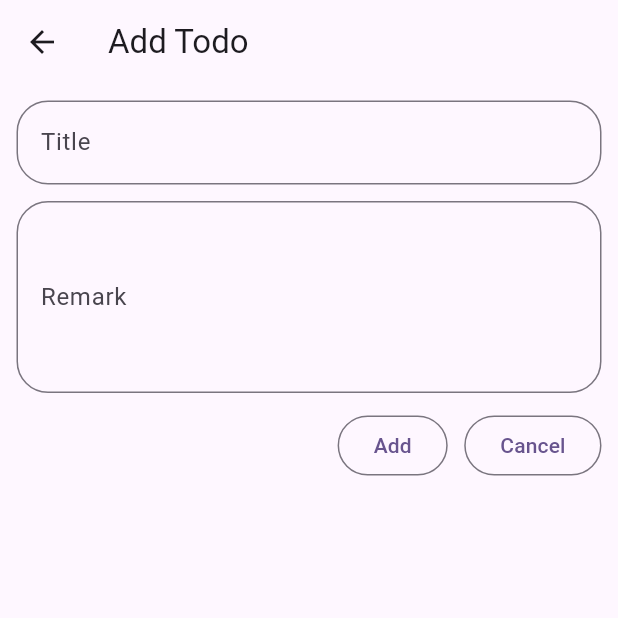
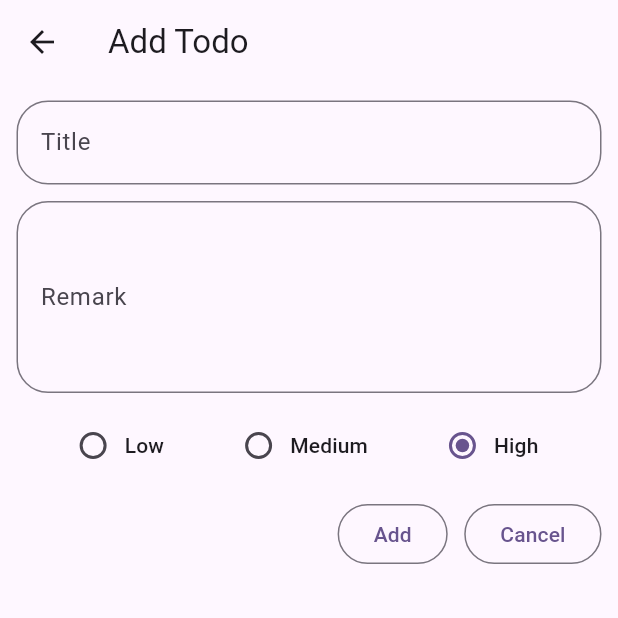
Before and after one commit to raunak2909/todo_cubit_464, a Flutter app: the AddTodoPage screen opened directly, on a phone screen of 412 x 824 dp, the top half of it. Run offline on Flutter 3.47's test engine with Material 3 defaults, Android fonts, the phone set to English and light mode, and no system bars; our stand-ins replace flutter_bloc, sqflite; accounts and stored records are empty.

Commit message:
todo app completed with cubit and db

```diff
--- a/lib/add_todo_page.dart
+++ b/lib/add_todo_page.dart
@@ -5,6 +5,19 @@ import 'package:todo_cubit_464/db_helper.dart';
 import 'package:todo_cubit_464/todo_model.dart';
 
 class AddTodoPage extends StatefulWidget {
+  bool isUpdate;
+  String title, remark;
+  int? id;
+  int priority;
+
+  AddTodoPage({
+    this.isUpdate = false,
+    this.title = "",
+    this.remark = "",
+    this.id,
+    this.priority = 2,
+  });
+
   @override
   State<AddTodoPage> createState() => _AddTodoPageState();
 }
@@ -16,6 +29,9 @@ class _AddTodoPageState extends State<AddTodoPage> {
 
   DBHelper? dbHelper;
 
+  int selectedPriority = 2;
+  List<String> mPriority = ["Low", "Medium", "High"];
+
   @override
   void initState() {
     super.initState();
@@ -24,8 +40,14 @@ class _AddTodoPageState extends State<AddTodoPage> {
 
   @override
   Widget build(BuildContext context) {
+    if (widget.isUpdate) {
+      titleController.text = widget.title;
+      remarkController.text = widget.remark;
+      selectedPriority = widget.priority;
+    }
+
     return Scaffold(
-      appBar: AppBar(title: Text('Add Todo')),
+      appBar: AppBar(title: Text('${widget.isUpdate ? 'Update' : 'Add'} Todo')),
       body: Padding(
         padding: const EdgeInsets.all(11.0),
         child: Column(
@@ -54,22 +76,51 @@ class _AddTodoPageState extends State<AddTodoPage> {
               ),
             ),
             SizedBox(height: 11),
+            StatefulBuilder(
+              builder: (context, ss) {
+                return Row(
+                  mainAxisAlignment: MainAxisAlignment.spaceEvenly,
+                  children: List.generate(mPriority.length, (index){
+                    return RadioMenuButton(
+                      value: index,
+                      groupValue: selectedPriority,
+                      onChanged: (value){
+                        selectedPriority = value ?? 0;
+                        ss((){});
+                      },
+                      child: Text(mPriority[index]),
+                    );
+                  }),
+                );
+              }
+            ),
+            SizedBox(height: 11),
             Row(
               mainAxisAlignment: MainAxisAlignment.end,
               children: [
                 OutlinedButton(
                   onPressed: () async {
+                    if (widget.isUpdate) {
+                      context.read<DBCubit>().updateTodo(
+                        title: titleController.text,
+                        remark: remarkController.text,
+                        id: widget.id!,
+                        priority: selectedPriority
+                      );
+                    } else {
                       context.read<DBCubit>().insertTodo(
                         newTodo: TodoModel(
+                          tPriority: selectedPriority,
                           tTitle: titleController.text,
                           tRemark: remarkController.text,
                           tIsCompleted: false,
                           tCreatedAt: DateTime.now().millisecondsSinceEpoch,
                         ),
                       );
+                    }
                     Navigator.pop(context);
                   },
-                  child: Text('Add'),
+                  child: Text(widget.isUpdate ? 'Update' : 'Add'),
                 ),
                 SizedBox(width: 11),
                 OutlinedButton(
--- a/lib/db_state.dart
+++ b/lib/db_state.dart
@@ -1,6 +1,14 @@
 import 'package:todo_cubit_464/todo_model.dart';
 
-class DBState{
+abstract class DBState{}
+
+class DBInitialState extends DBState{}
+class DBLoadingState extends DBState{}
+class DBLoadedState extends DBState{
   List<TodoModel> mTodo;
-  DBState({required this.mTodo});
+  DBLoadedState({required this.mTodo});
 }
+class DBErrorState extends DBState{
+  String errorMsg;
+  DBErrorState({required this.errorMsg});
+}
--- a/lib/todo_model.dart
+++ b/lib/todo_model.dart
@@ -5,6 +5,7 @@ class TodoModel {
   String tTitle;
   String tRemark;
   bool tIsCompleted;
+  int tPriority; ///0-> low, 1-> medium, 2-> high
   int tCreatedAt;
 
   TodoModel({
@@ -12,12 +13,14 @@ class TodoModel {
     required this.tTitle,
     required this.tRemark,
     required this.tIsCompleted,
+    required this.tPriority,
     required this.tCreatedAt,
   });
 
   ///fromMap (Database -> Map -> Model -> UI)
   factory TodoModel.fromMap(Map<String, dynamic> map) {
     return TodoModel(
+      tPriority: map[DBHelper.COLUMN_TODO_PRIORITY],
       tid: map[DBHelper.COLUMN_TODO_ID],
       tTitle: map[DBHelper.COLUMN_TODO_TITLE],
       tRemark: map[DBHelper.COLUMN_TODO_REMARK],
@@ -29,6 +32,7 @@ class TodoModel {
   ///toMap (UI -> Model -> Map -> Database)
   Map<String, dynamic> toMap(){
     return {
+      DBHelper.COLUMN_TODO_PRIORITY : tPriority,
       DBHelper.COLUMN_TODO_TITLE : tTitle,
       DBHelper.COLUMN_TODO_REMARK : tRemark,
       DBHelper.COLUMN_TODO_IS_COMPLETED : tIsCompleted ? 1 : 0,
```
Also changed, not shown: lib/db_cubit.dart (+48 -11 lines), lib/db_helper.dart (+38 -4 lines), lib/home_page.dart (+92 -9 lines). Lines whose indentation alone changed are shown as unchanged.
